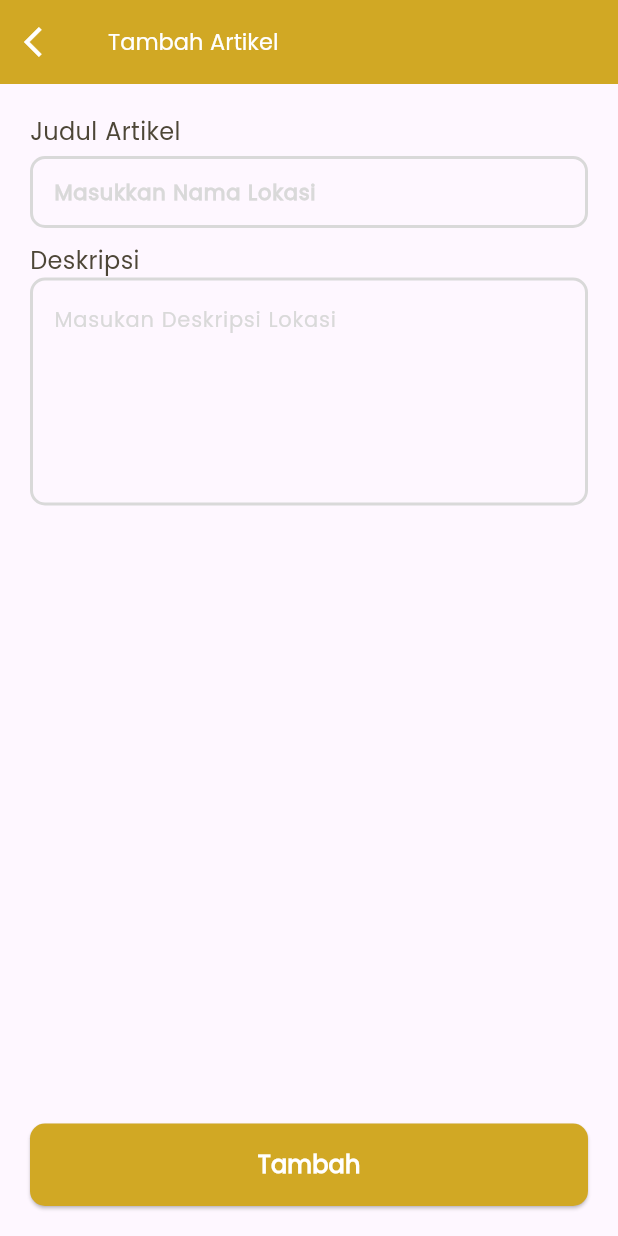
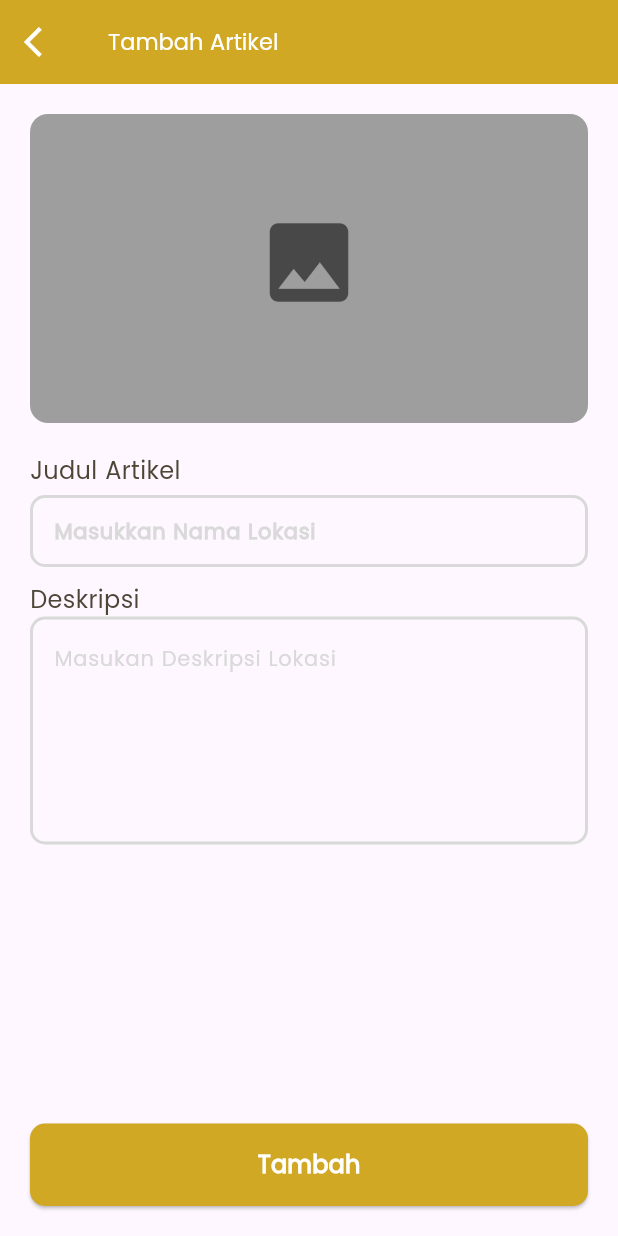
Before and after one commit to aureliazahra/uuk-sems3-finale, a Flutter app: the ArticleFormScreen screen opened directly, on a phone screen of 412 x 824 dp. Run offline on Flutter 3.47's test engine with Material 3 defaults, Android fonts, the phone set to English and light mode, and no system bars; our stand-ins replace image_picker, shared_preferences; accounts and stored records are empty.

Commit message:
input gambar

```diff
--- a/lib/screen/articles/form_screen.dart
+++ b/lib/screen/articles/form_screen.dart
@@ -1,10 +1,29 @@
 import 'package:flutter/material.dart';
 import 'package:flutter/widgets.dart';
+import 'package:image_picker/image_picker.dart';
+import 'package:uuk_final_sems3/widgets/image_input.dart';
 
-class ArticleFormScreen extends StatelessWidget {
+class ArticleFormScreen extends StatefulWidget {
   final bool isEdit;
   final String? artikelId;
   const ArticleFormScreen({super.key, required this.isEdit, this.artikelId});
+
+  @override
+  State<ArticleFormScreen> createState() => _ArticleFormScreenState();
+}
+
+class _ArticleFormScreenState extends State<ArticleFormScreen> {
+  String? imagePath;
+
+  Future<void> _pickImage() async {
+    final picker = ImagePicker();
+    final PickedFile = await picker.pickImage(source: ImageSource.gallery);
+    if (PickedFile != null) {
+      setState(() {
+        imagePath = PickedFile.path;
+      });
+    }
+  }
 
   @override
   Widget build(BuildContext context) {
@@ -12,7 +31,7 @@ class ArticleFormScreen extends StatelessWidget {
       child: Scaffold(
         appBar: AppBar(
           title: Text(
-            isEdit ? 'Edit Artikel' : 'Tambah Artikel',
+            widget.isEdit ? 'Edit Artikel' : 'Tambah Artikel',
             style: TextStyle(color: Colors.white, fontSize: 15),
           ),
           backgroundColor: const Color(0xffd1a824),
@@ -28,6 +47,8 @@ class ArticleFormScreen extends StatelessWidget {
           child: Column(
             crossAxisAlignment: CrossAxisAlignment.start,
             children: [
+              UploadGambarBox(onTap: _pickImage, imagePath: imagePath,),
+              SizedBox(height: 20,),
               // form judul artikel
               Text(
                 'Judul Artikel',
@@ -120,7 +141,7 @@ class ArticleFormScreen extends StatelessWidget {
               ),
             ),
             child: Text(
-              isEdit ? 'Edit' : "Tambah",
+              widget.isEdit ? 'Edit' : "Tambah",
               style: TextStyle(
                 color: Colors.white,
                 fontSize: 16,
--- /dev/null
+++ b/lib/widgets/image_input.dart
@@ -0,0 +1,33 @@
+import 'package:flutter/material.dart';
+
+import 'dart:io';
+
+class UploadGambarBox extends StatelessWidget {
+  final VoidCallback onTap;
+  final String? imagePath;
+  const UploadGambarBox({super.key, required this.onTap, this.imagePath});
+
+  @override
+  Widget build(BuildContext context) {
+    return GestureDetector(
+      onTap: () {},
+      child: Container(
+        height: MediaQuery.of(context).size.width / 2,
+        width: double.infinity,
+        decoration: BoxDecoration(
+          color: Colors.grey,
+          borderRadius: BorderRadius.circular(12),
+        ),
+        child: imagePath == null
+            ? Column(
+                mainAxisAlignment: MainAxisAlignment.center,
+                children: const [
+                  Icon(Icons.image, size: 70, color: Colors.black54),
+                  SizedBox(height: 8),
+                ],
+              )
+            : null,
+      ),
+    );
+  }
+}
--- a/pubspec.yaml
+++ b/pubspec.yaml
@@ -36,6 +36,7 @@ dependencies:
   cupertino_icons: ^1.0.8
   http: ^1.6.0
   shared_preferences: ^2.5.3
+  image_picker: ^1.2.1
 
 dev_dependencies:
   flutter_test:
```
Also changed, not shown: pubspec.lock, 5 other files.
